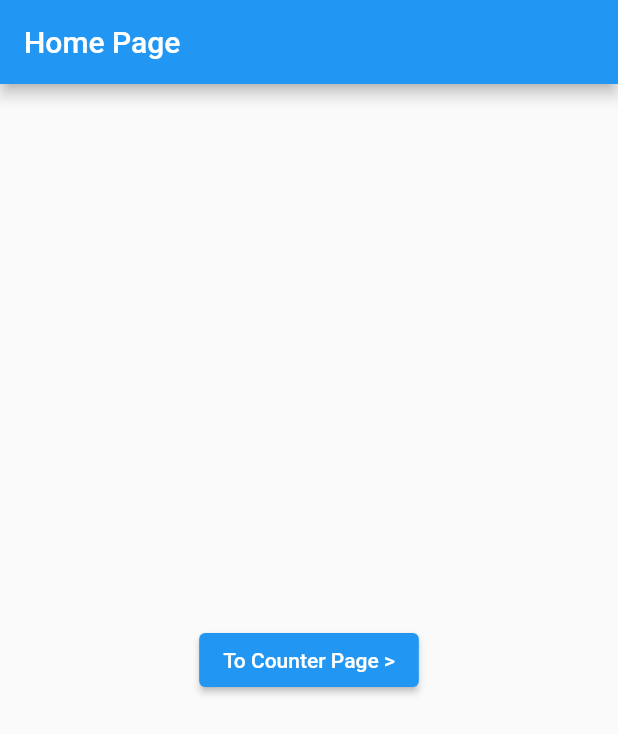
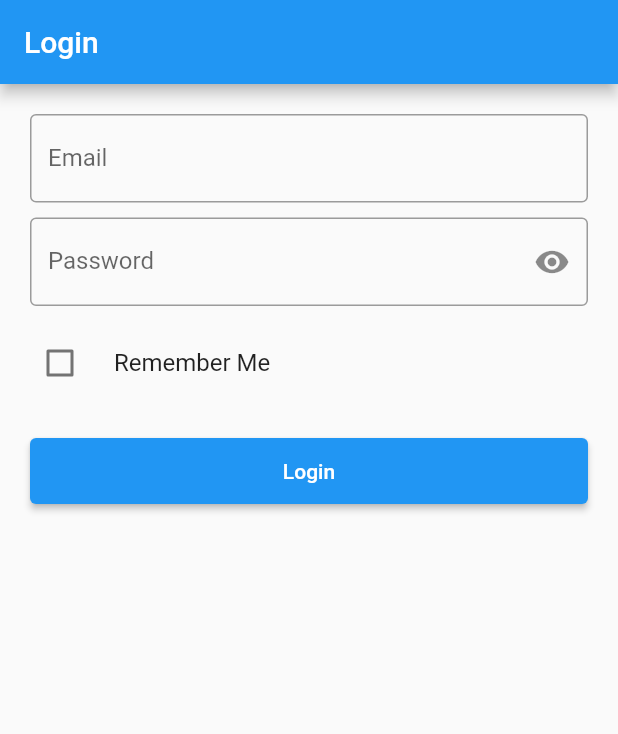
Before and after one commit to triagung128/flutter-getx-learn-basic, a Flutter app: the screen it shows after launch, on a phone screen of 412 x 824 dp. Shown: the top 734 px of the screen. Run offline on Flutter 3.47's test engine with Material 2 defaults, Android fonts, the phone set to English and light mode, and no system bars; our stand-ins replace get, get_storage.

Commit message:
get storage

```diff
--- /dev/null
+++ b/lib/get_storage/controllers/login_controller.dart
@@ -0,0 +1,37 @@
+import 'package:flutter/material.dart';
+import 'package:get/get.dart';
+import 'package:get_storage/get_storage.dart';
+
+class LoginController extends GetxController {
+  final TextEditingController emailC = TextEditingController();
+  final TextEditingController passC = TextEditingController();
+
+  RxBool isHidden = true.obs;
+  RxBool rememberMe = false.obs;
+
+  void login() {
+    if (emailC.text == "admin@mail.com" && passC.text == "admin") {
+      final box = GetStorage();
+      if (box.read("dataRememberMe") != null) box.remove("dataRememberMe");
+      if (rememberMe.isTrue) {
+        box.write(
+          "dataRememberMe",
+          {
+            "email": emailC.text,
+            "password": passC.text,
+          },
+        );
+      }
+      Get.offNamed("/home");
+    } else {
+      Get.defaultDialog(
+        title: "Terjadi Kesalahan",
+        middleText: "Username dan Password yang Anda masukan Salah!",
+      );
+    }
+  }
+
+  void logout() {
+    Get.offNamed("/login");
+  }
+}
--- /dev/null
+++ b/lib/get_storage/pages/login_page.dart
@@ -0,0 +1,97 @@
+import 'package:flutter/material.dart';
+import 'package:get/get.dart';
+import 'package:get_storage/get_storage.dart';
+
+import '../controllers/login_controller.dart';
+
+class LoginPage extends StatelessWidget {
+  LoginPage({Key? key}) : super(key: key);
+
+  final LoginController loginC = Get.put(LoginController());
+
+  final _box = GetStorage();
+
+  @override
+  Widget build(BuildContext context) {
+    if (_box.read("dataRememberMe") != null) {
+      loginC.rememberMe.value = true;
+      loginC.emailC.text = _box.read("dataRememberMe")["email"];
+      loginC.passC.text = _box.read("dataRememberMe")["password"];
+    }
+
+    return Scaffold(
+      appBar: AppBar(
+        title: const Text("Login"),
+      ),
+      body: ListView(
+        padding: const EdgeInsets.all(20),
+        children: [
+          TextField(
+            controller: loginC.emailC,
+            autocorrect: false,
+            textInputAction: TextInputAction.next,
+            keyboardType: TextInputType.emailAddress,
+            decoration: const InputDecoration(
+              labelText: "Email",
+              border: OutlineInputBorder(),
+            ),
+          ),
+          const SizedBox(
+            height: 10,
+          ),
+          Obx(
+            () => TextField(
+              controller: loginC.passC,
+              autocorrect: false,
+              obscureText: loginC.isHidden.value,
+              textInputAction: TextInputAction.done,
+              keyboardType: TextInputType.text,
+              decoration: InputDecoration(
+                labelText: "Password",
+                border: const OutlineInputBorder(),
+                suffixIcon: IconButton(
+                  onPressed: () => loginC.isHidden.toggle(),
+                  icon: Icon(
+                    (loginC.isHidden.value)
+                        ? Icons.visibility
+                        : Icons.visibility_off,
+                  ),
+                ),
+              ),
+            ),
+          ),
+          const SizedBox(
+            height: 10,
+          ),
+          Obx(
+            () => CheckboxListTile(
+              contentPadding: EdgeInsets.zero,
+              value: loginC.rememberMe.value,
+              controlAffinity: ListTileControlAffinity.leading,
+              title: const Text("Remember Me"),
+              onChanged: (value) {
+                loginC.rememberMe.toggle();
+              },
+            ),
+          ),
+          const SizedBox(
+            height: 20,
+          ),
+          ElevatedButton(
+            onPressed: () {
+              loginC.login();
+            },
+            style: ButtonStyle(
+              padding: MaterialStateProperty.all(
+                const EdgeInsets.symmetric(
+                  vertical: 14,
+                ),
+              ),
+            ),
+            child: const Text("Login"),
+          ),
+        ],
+      ),
+    );
+  }
+}
--- a/lib/main.dart
+++ b/lib/main.dart
@@ -1,16 +1,23 @@
 import 'package:flutter/material.dart';
 import 'package:get/get.dart';
+import 'package:get_storage/get_storage.dart';
 
-import './bindings/pages/home_page.dart';
-import './bindings/pages/counter_page.dart';
-import './bindings/class_bindings/counter_bindings.dart';
+import './get_storage/pages/home_page.dart';
+import './get_storage/pages/login_page.dart';
+
+// import './bindings/pages/home_page.dart';
+// import './bindings/pages/counter_page.dart';
+// import './bindings/class_bindings/counter_bindings.dart';
 
 // import './route_management/page_1.dart';
 // import './route_management/page_2.dart';
 // import './route_management/page_3.dart';
 // import './route_management/page_4.dart';
 
-void main() => runApp(const MyApp());
+void main() async {
+  await GetStorage.init();
+  runApp(const MyApp());
+}
 
 class MyApp extends StatelessWidget {
   const MyApp({Key? key}) : super(key: key);
@@ -19,7 +26,7 @@ class MyApp extends StatelessWidget {
   Widget build(BuildContext context) {
     return GetMaterialApp(
       debugShowCheckedModeBanner: false,
-      home: const HomePage(),
+      home: LoginPage(),
       // routes: {
       //   "page-1": (context) => const Page1(),
       //   "page-2": (context) => const Page2(),
@@ -47,12 +54,24 @@ class MyApp extends StatelessWidget {
       // ],
 
       // === Materi Binding ===
+      // getPages: [
+      //   GetPage(
+      //     name: "/counter",
+      //     page: () => CounterPage(),
+      //     // binding: BindingsBuilder.put(() => CounterController()),
+      //     binding: CounterBindings(),
+      //   ),
+      // ],
+
+      // === Materi GetStorage ===
       getPages: [
         GetPage(
-          name: "/counter",
-          page: () => CounterPage(),
-          // binding: BindingsBuilder.put(() => CounterController()),
-          binding: CounterBindings(),
+          name: "/home",
+          page: () => HomePage(),
+        ),
+        GetPage(
+          name: "/login",
+          page: () => LoginPage(),
         ),
       ],
     );
```
Also changed, not shown: lib/get_storage/pages/home_page.dart (added, +27 -0 lines), pubspec.yaml (+1 -6 lines), pubspec.lock, 1 other file.
